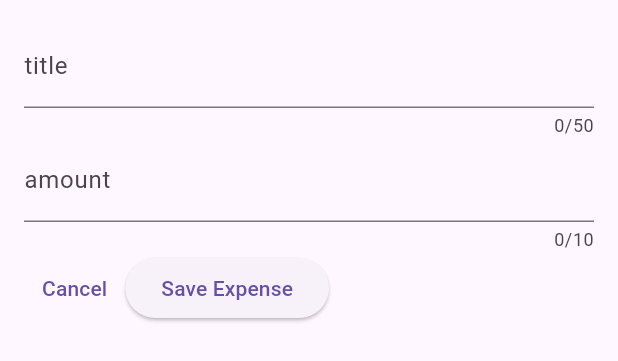
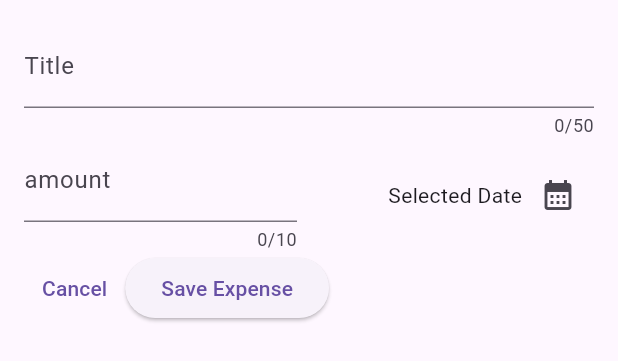
Before and after one commit to Johnatanvq/expense_tracker_app, a Flutter app: the NewExpense widget shown alone on an empty page, opened directly, on a phone screen of 412 x 824 dp. Shown: the top 361 px of the screen. Run offline on Flutter 3.47's test engine with Material 3 defaults, Android fonts, the phone set to English and light mode, and no system bars.

Commit message:
DatePicker IconButton added with working function

```diff
--- a/lib/widgets/expenses_list/new_expense.dart
+++ b/lib/widgets/expenses_list/new_expense.dart
@@ -13,6 +13,17 @@ class _NewExpenseState extends State<NewExpense>{
   // var enteredTitle = '';
   final _titleController = TextEditingController();
   final _amountController = TextEditingController();
+
+  void _presentDatePicker () {
+    final now = DateTime.now();
+    final firstDate = DateTime(now.year - 1, now.month, now.day);
+    showDatePicker(
+      context: context,
+      initialDate: now,
+      firstDate: firstDate,
+      lastDate: now,
+    );
+  }
 
   // void saveTitleInput(String inputValue) {
   //   enteredTitle = inputValue;
@@ -37,10 +48,13 @@ class _NewExpenseState extends State<NewExpense>{
             maxLength: 50,
             decoration: InputDecoration(
               label: Text(
-                'title'
+                'Title'
               )
             ),
           ),
+          Row(
+            children: [
+              Expanded(child:
                 TextField(
                   controller: _amountController,
                   maxLength: 10,
@@ -51,6 +65,27 @@ class _NewExpenseState extends State<NewExpense>{
                       'amount',
                     )
                   ),
+                ),
+              ),
+              const SizedBox(width: 16),
+              Expanded(
+                child: Row(
+                  mainAxisAlignment: MainAxisAlignment.end,
+                  crossAxisAlignment: CrossAxisAlignment.center,
+                  children: [
+                    const Text(
+                      'Selected Date'
+                    ),
+                    IconButton(
+                      onPressed: _presentDatePicker,
+                      icon: const Icon(
+                        Icons.calendar_month,
+                      )
+                    ),
+                  ],
+                ),
+              )
+            ],
           ),
           Row(
             children: [
```
Lines whose indentation alone changed are shown as unchanged.
